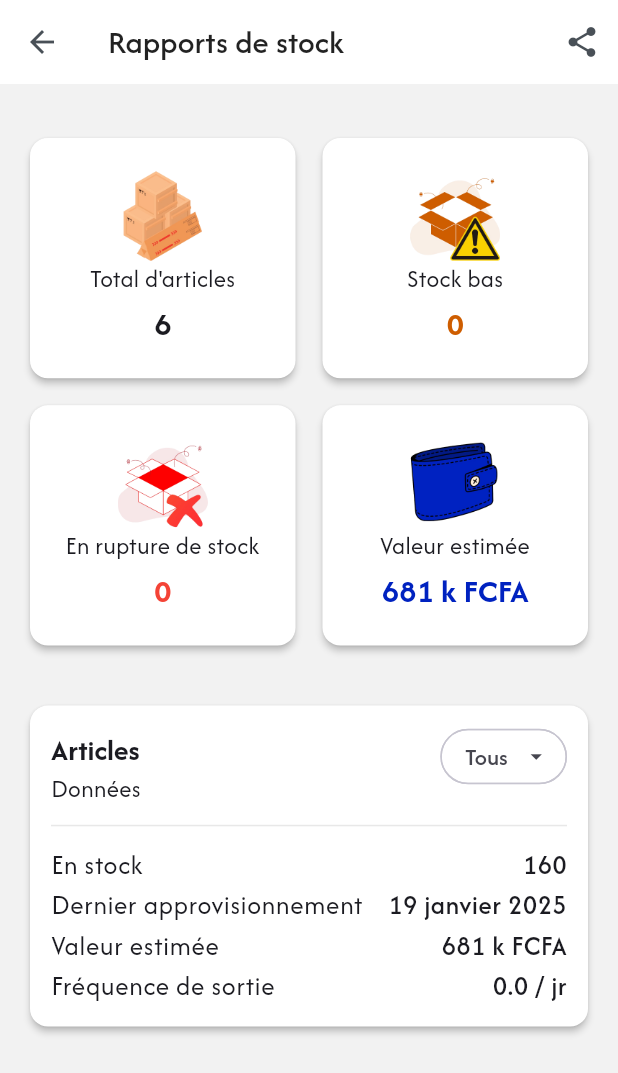
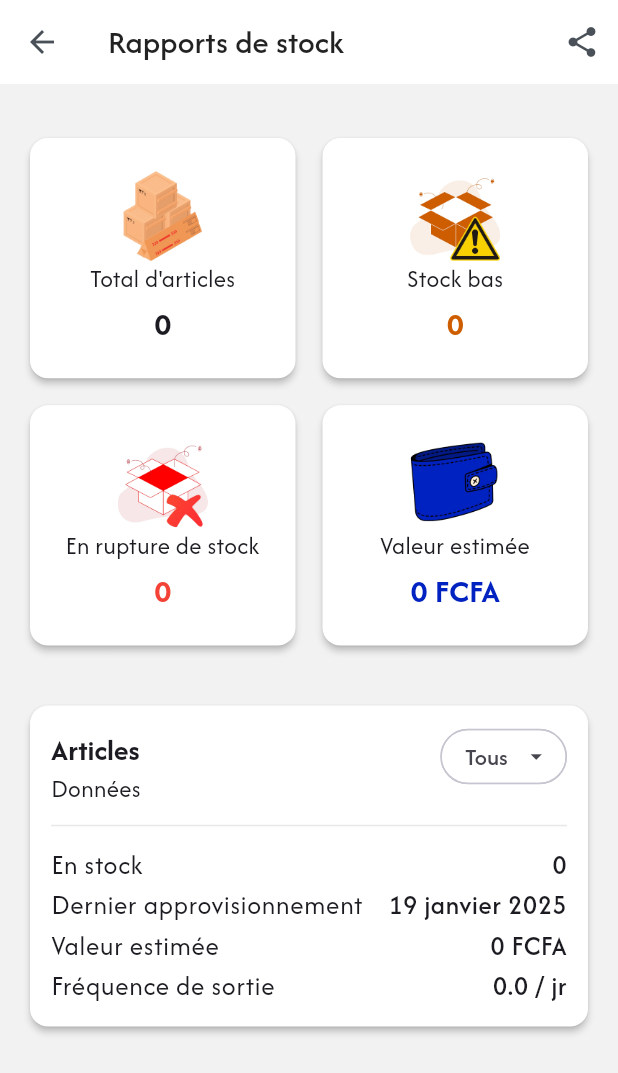
Before and after one commit to Asmitta-01/StockPro---Mobile-app, a Flutter app: the StockReportsView screen opened by its route, on a phone screen of 412 x 824 dp. Shown: the top 1073 px of the screen. Run offline on Flutter 3.47's test engine with Material 3 defaults, Android fonts, the phone set to English and light mode, and no system bars; our stand-ins replace fl_chart, flutter_typeahead, get, loading_animation_widget, package_info_plus, shared_preferences and 1 more; accounts and stored records are empty; generated files the repository leaves out were written again.

Commit message:
Refactor ItemModel for improved data handling and serialization

```diff
--- a/lib/controllers/reports/stock_reports_controller.dart
+++ b/lib/controllers/reports/stock_reports_controller.dart
@@ -3,51 +3,7 @@ import 'package:stock_pro/models/item_model.dart';
 
 class StockReportsController extends GetxController {
   ItemModel? selectedItem;
-  List<ItemModel> items = [
-    ItemModel(
-      id: 1,
-      name: 'Clou de diamètre 100',
-      price: 100,
-      quantity: 10,
-      description:
-          'Clou provenant des agences de fabrication de fers du pays. Il ne rouille pas.',
-    ),
-    ItemModel(
-      id: 2,
-      name: 'Sac de ciment',
-      price: 6000,
-      quantity: 20,
-      description: 'This is item 2',
-    ),
-    ItemModel(
-      id: 3,
-      name: 'Barre de fer de diamètre 12',
-      price: 3000,
-      quantity: 30,
-      description: 'This is item 3',
-    ),
-    ItemModel(
-      id: 4,
-      name: 'Barre de fer de diamètre 16',
-      price: 4000,
-      quantity: 40,
-      description: 'This is item 4',
-    ),
-    ItemModel(
-      id: 5,
-      name: 'Barre de fer de diamètre 20',
-      price: 5000,
-      quantity: 50,
-      description: 'This is item 5',
-    ),
-    ItemModel(
-      id: 6,
-      name: 'Barre de fer de diamètre 25',
-      price: 6000,
-      quantity: 10,
-      description: 'This is item 6',
-    ),
-  ];
+  List<ItemModel> items = [];
 
   int get totalItemsQuantity => items.fold(
       0, (previousValue, element) => previousValue + element.quantity);
--- a/lib/models/item_model.dart
+++ b/lib/models/item_model.dart
@@ -2,7 +2,7 @@ import 'package:json_annotation/json_annotation.dart';
 
 part 'item_model.g.dart';
 
-@JsonSerializable()
+@JsonSerializable(fieldRename: FieldRename.snake)
 class ItemModel {
   int? id;
   String name;
@@ -10,17 +10,9 @@ class ItemModel {
   String? image;
   String description;
   int quantity;
-  DateTime? _createdAt;
+  final DateTime createdAt;
 
-  int? _stockThreshold;
-
-  int get stockThreshold => _stockThreshold!;
-
-  set stockThreshold(int value) {
-    _stockThreshold = value;
-  }
-
-  DateTime get createdAt => _createdAt!;
+  int stockThreshold = 0;
 
   double get estimatedStockValue => price * quantity;
 
@@ -31,9 +23,8 @@ class ItemModel {
     this.image,
     required this.description,
     required this.quantity,
-  }) {
-    _createdAt = DateTime.now();
-  }
+    required this.createdAt,
+  });
 
   factory ItemModel.fromJson(Map<String, dynamic> json) =>
       _$ItemModelFromJson(json);
--- a/lib/widgets/forms/operation_form.dart
+++ b/lib/widgets/forms/operation_form.dart
@@ -52,23 +52,7 @@ class _OperationFormState extends State<OperationForm> {
   OperationType selectedType = OperationType.incoming;
 
   bool deliveryIncluded = false;
-  final List<ItemModel> items = [
-    ItemModel(
-      id: 1,
-      name: 'Clou de diamètre 100',
-      price: 100,
-      quantity: 10,
-      description:
-          'Clou provenant des agences de fabrication de fers du pays. Il ne rouille pas.',
-    ),
-    ItemModel(
-      id: 2,
-      name: 'Sac de ciment',
-      price: 6000,
-      quantity: 20,
-      description: 'This is item 2',
-    )
-  ];
+  final List<ItemModel> items = [];
 
   Map<ItemModel, int> itemsXQuantity = {};
 
```
